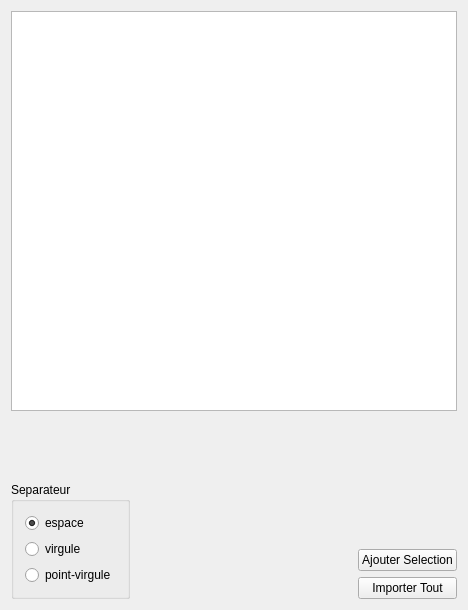
This is UiQT4/desSelectVal.ui in SalomePlatform/eficas_tools as Qt 5 draws it before an edit. The edited form follows.
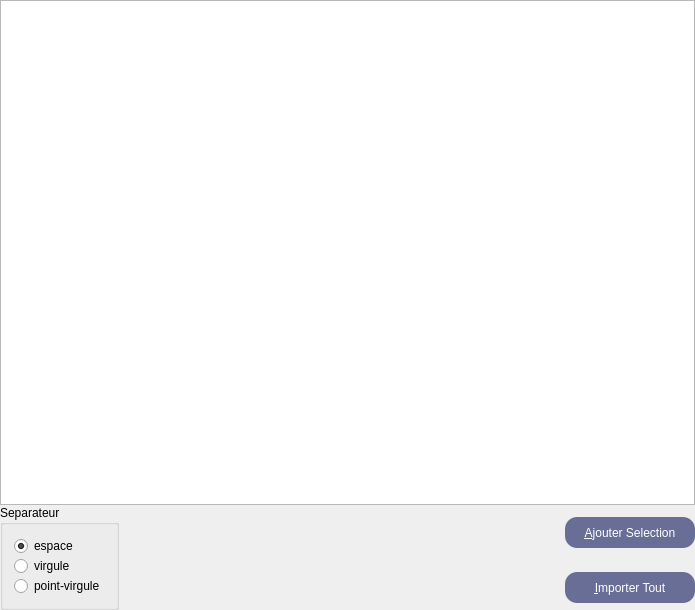
This is the edited form.

```diff
--- a/UiQT4/desSelectVal.ui
+++ b/UiQT4/desSelectVal.ui
@@ -6,14 +6,20 @@
    <rect>
     <x>0</x>
     <y>0</y>
-    <width>468</width>
+    <width>695</width>
     <height>610</height>
    </rect>
   </property>
   <property name="windowTitle">
    <string>Sélection de valeurs</string>
   </property>
-  <layout class="QVBoxLayout" name="verticalLayout_3">
+  <layout class="QVBoxLayout" name="verticalLayout_2">
+   <property name="spacing">
+    <number>0</number>
+   </property>
+   <property name="margin">
+    <number>0</number>
+   </property>
    <item>
     <widget class="QTextEdit" name="TBtext">
      <property name="minimumSize">
@@ -25,26 +31,22 @@
     </widget>
    </item>
    <item>
-    <spacer name="verticalSpacer_2">
-     <property name="orientation">
-      <enum>Qt::Vertical</enum>
-     </property>
-     <property name="sizeHint" stdset="0">
-      <size>
-       <width>20</width>
-       <height>73</height>
-      </size>
-     </property>
-    </spacer>
-   </item>
-   <item>
-    <layout class="QHBoxLayout" name="horizontalLayout">
-     <item>
+    <layout class="QGridLayout" name="gridLayout">
+     <item row="0" column="0" rowspan="2">
       <widget class="QGroupBox" name="BGSeparateur">
+       <property name="sizePolicy">
+        <sizepolicy hsizetype="Fixed" vsizetype="Fixed">
+         <horstretch>0</horstretch>
+         <verstretch>0</verstretch>
+        </sizepolicy>
+       </property>
        <property name="title">
         <string>Separateur</string>
        </property>
        <layout class="QVBoxLayout" name="verticalLayout">
+        <property name="spacing">
+         <number>0</number>
+        </property>
         <item>
          <widget class="QRadioButton" name="Bespace">
           <property name="text">
@@ -72,49 +74,92 @@
        </layout>
       </widget>
      </item>
-     <item>
+     <item row="0" column="2">
+      <widget class="QPushButton" name="BImportSel">
+       <property name="sizePolicy">
+        <sizepolicy hsizetype="Fixed" vsizetype="Fixed">
+         <horstretch>0</horstretch>
+         <verstretch>0</verstretch>
+        </sizepolicy>
+       </property>
+       <property name="minimumSize">
+        <size>
+         <width>130</width>
+         <height>31</height>
+        </size>
+       </property>
+       <property name="toolTip">
+        <string>validation de la saisie</string>
+       </property>
+       <property name="styleSheet">
+        <string notr="true">background-color:rgb(104,110,149);
+color :white;
+border-radius : 12px
+</string>
+       </property>
+       <property name="text">
+        <string>&amp;Ajouter Selection</string>
+       </property>
+       <property name="shortcut">
+        <string>Shift+A, Alt+A, Alt+A, Alt+A</string>
+       </property>
+       <property name="autoDefault">
+        <bool>true</bool>
+       </property>
+       <property name="default">
+        <bool>true</bool>
+       </property>
+      </widget>
+     </item>
+     <item row="1" column="1">
       <spacer name="horizontalSpacer">
        <property name="orientation">
         <enum>Qt::Horizontal</enum>
        </property>
        <property name="sizeHint" stdset="0">
         <size>
-         <width>40</width>
+         <width>148</width>
          <height>20</height>
         </size>
        </property>
       </spacer>
      </item>
-     <item>
-      <layout class="QVBoxLayout" name="verticalLayout_2">
-       <item>
-        <spacer name="verticalSpacer">
-         <property name="orientation">
-          <enum>Qt::Vertical</enum>
-         </property>
-         <property name="sizeHint" stdset="0">
-          <size>
-           <width>17</width>
-           <height>13</height>
-          </size>
-         </property>
-        </spacer>
-       </item>
-       <item>
-        <widget class="QPushButton" name="BImportSel">
-         <property name="text">
-          <string>Ajouter Selection</string>
-         </property>
-        </widget>
-       </item>
-       <item>
-        <widget class="QPushButton" name="BImportTout">
-         <property name="text">
-          <string>Importer Tout</string>
-         </property>
-        </widget>
-       </item>
-      </layout>
+     <item row="1" column="2">
+      <widget class="QPushButton" name="BImportTout">
+       <property name="sizePolicy">
+        <sizepolicy hsizetype="Preferred" vsizetype="Fixed">
+         <horstretch>0</horstretch>
+         <verstretch>0</verstretch>
+        </sizepolicy>
+       </property>
+       <property name="minimumSize">
+        <size>
+         <width>130</width>
+         <height>31</height>
+        </size>
+       </property>
+       <property name="toolTip">
+        <string>validation de la saisie</string>
+       </property>
+       <property name="styleSheet">
+        <string notr="true">background-color:rgb(104,110,149);
+color :white;
+border-radius : 12px
+</string>
+       </property>
+       <property name="text">
+        <string>&amp;Importer Tout</string>
+       </property>
+       <property name="shortcut">
+        <string>Shift+A, Alt+A, Alt+A, Alt+A</string>
+       </property>
+       <property name="autoDefault">
+        <bool>true</bool>
+       </property>
+       <property name="default">
+        <bool>true</bool>
+       </property>
+      </widget>
      </item>
     </layout>
    </item>
```
